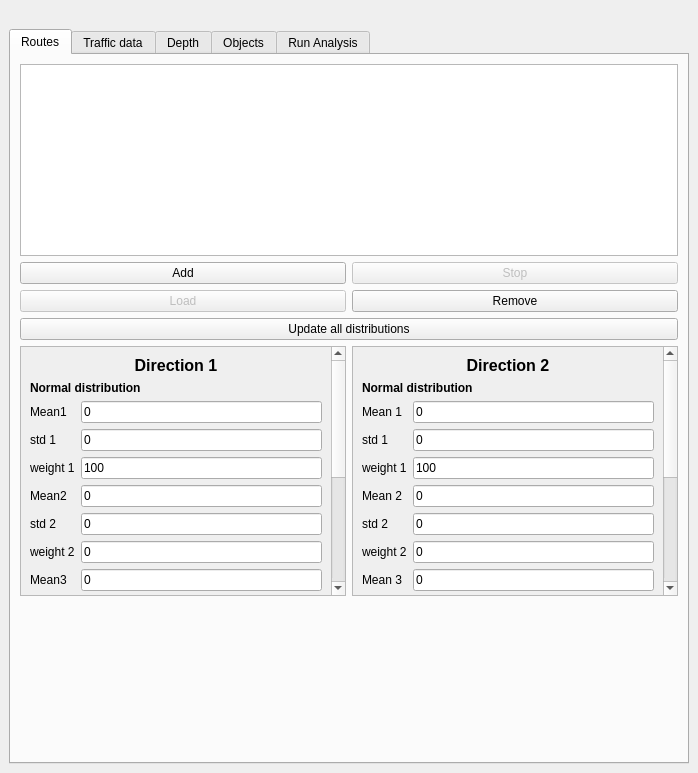
Old version of the form omrat_base.ui in the repository axelande/OMRAT.
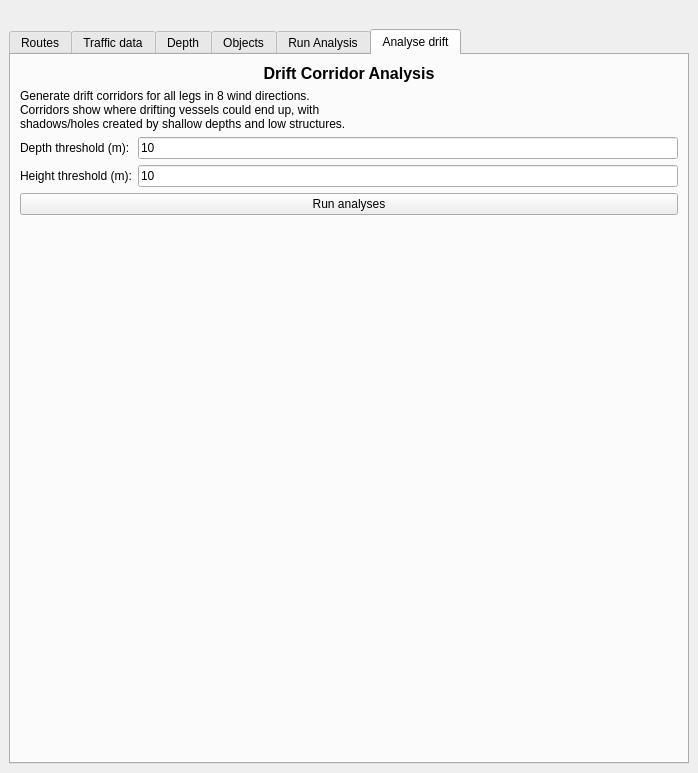
New version of the form. The open tabs and pages were chosen to show the change.

Commit message: Update addring cooridor drift view

```diff
--- a/omrat_base.ui
+++ b/omrat_base.ui
@@ -1644,6 +1644,110 @@
           </item>
          </layout>
         </widget>
+        <widget class="QWidget" name="analyse_drift_tab">
+         <attribute name="title">
+          <string>Analyse drift</string>
+         </attribute>
+         <layout class="QVBoxLayout" name="verticalLayout_9">
+          <item>
+           <widget class="QLabel" name="label_drift_title">
+            <property name="font">
+             <font>
+              <pointsize>12</pointsize>
+              <weight>75</weight>
+              <bold>true</bold>
+             </font>
+            </property>
+            <property name="text">
+             <string>Drift Corridor Analysis</string>
+            </property>
+            <property name="alignment">
+             <set>Qt::AlignCenter</set>
+            </property>
+           </widget>
+          </item>
+          <item>
+           <widget class="QLabel" name="label_drift_description">
+            <property name="text">
+             <string>Generate drift corridors for all legs in 8 wind directions.
+Corridors show where drifting vessels could end up, with
+shadows/holes created by shallow depths and low structures.</string>
+            </property>
+            <property name="wordWrap">
+             <bool>true</bool>
+            </property>
+           </widget>
+          </item>
+          <item>
+           <layout class="QFormLayout" name="formLayout_drift">
+            <item row="0" column="0">
+             <widget class="QLabel" name="label_depth_threshold">
+              <property name="text">
+               <string>Depth threshold (m):</string>
+              </property>
+             </widget>
+            </item>
+            <item row="0" column="1">
+             <widget class="QLineEdit" name="leDepthThreshold">
+              <property name="text">
+               <string>10</string>
+              </property>
+              <property name="toolTip">
+               <string>Depths shallower than this create shadows (grounding risk)</string>
+              </property>
+             </widget>
+            </item>
+            <item row="1" column="0">
+             <widget class="QLabel" name="label_height_threshold">
+              <property name="text">
+               <string>Height threshold (m):</string>
+              </property>
+             </widget>
+            </item>
+            <item row="1" column="1">
+             <widget class="QLineEdit" name="leHeightThreshold">
+              <property name="text">
+               <string>10</string>
+              </property>
+              <property name="toolTip">
+               <string>Structures lower than this create shadows (allision risk)</string>
+              </property>
+             </widget>
+            </item>
+           </layout>
+          </item>
+          <item>
+           <widget class="QPushButton" name="pbRunDriftAnalysis">
+            <property name="text">
+             <string>Run analyses</string>
+            </property>
+            <property name="toolTip">
+             <string>Generate 8 drift corridors per leg direction (16 per leg)</string>
+            </property>
+           </widget>
+          </item>
+          <item>
+           <widget class="QLabel" name="label_drift_status">
+            <property name="text">
+             <string/>
+            </property>
+           </widget>
+          </item>
+          <item>
+           <spacer name="verticalSpacer_drift">
+            <property name="orientation">
+             <enum>Qt::Vertical</enum>
+            </property>
+            <property name="sizeHint" stdset="0">
+             <size>
+              <width>20</width>
+              <height>40</height>
+             </size>
+            </property>
+           </spacer>
+          </item>
+         </layout>
+        </widget>
        </widget>
       </item>
      </layout>
```
The commit also changes 21 other files.
